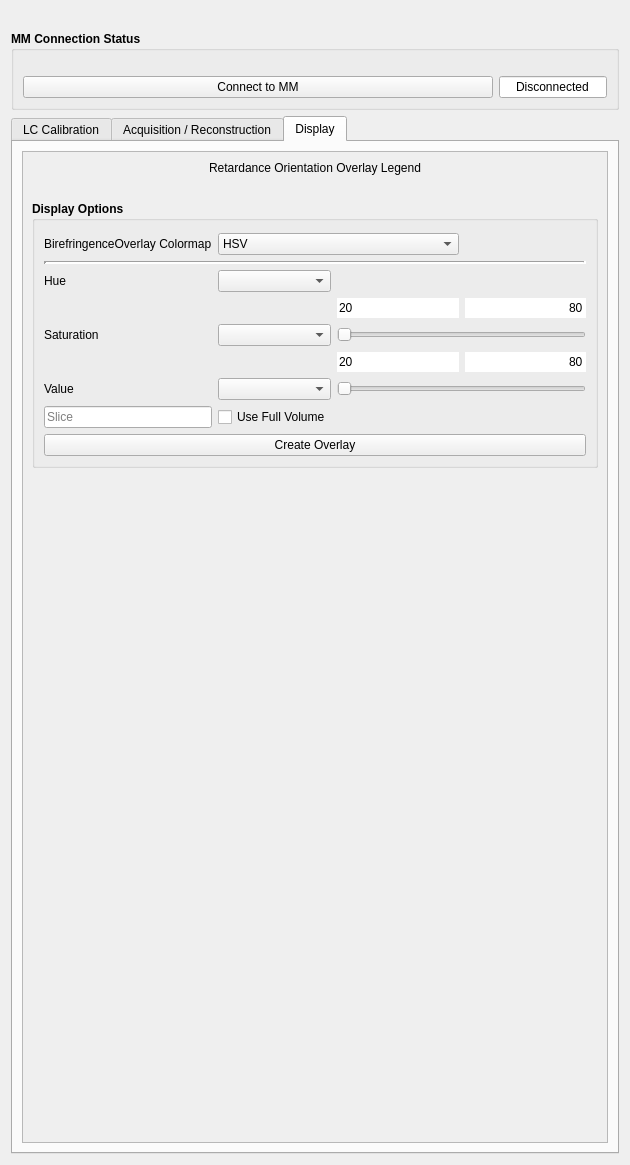
Above: recOrder/plugin/gui.ui from mehta-lab/waveorder before the change. Below: the same form after it.
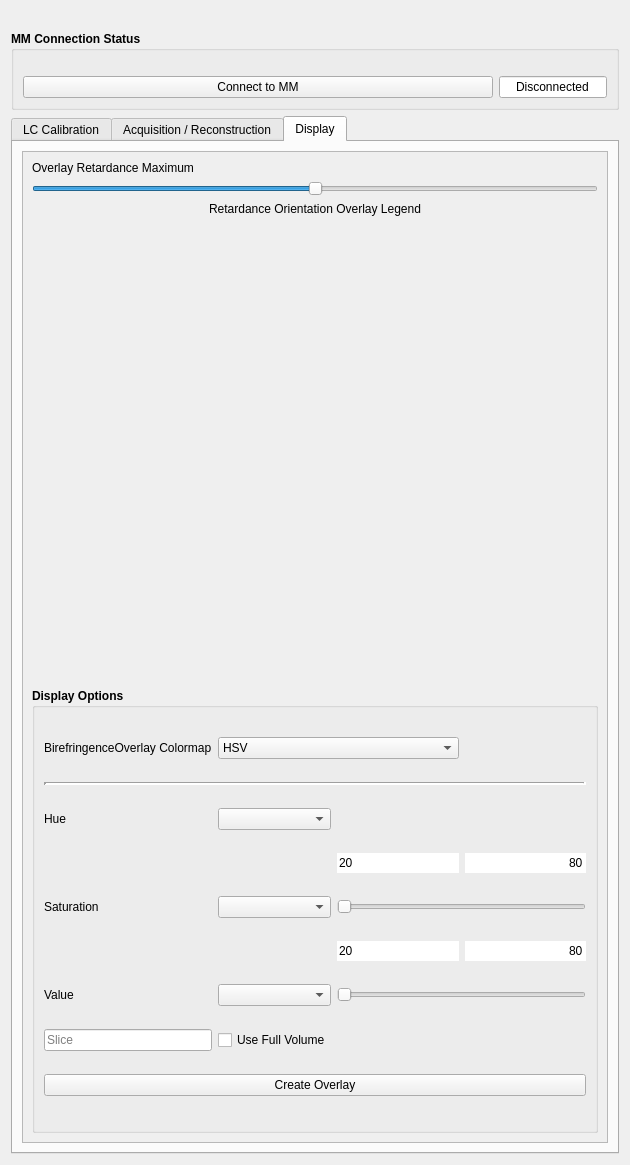
That is the form after the change. The open tabs and pages were chosen to show the change. Custom widgets are drawn as their Qt base class.

Commit message:
Improved birefringence overlays (#426)
* first-pass live overlays

* correct colormap

* first-pass scale passing

* match scale shapes

* bug fixes

* warn about mismatched scales

* add slider

* working prototype slider

* refine gui elements

* reuse scale checking

* fix type annotation

* test scale check

---------

What changed in the file:
```diff
--- a/recOrder/plugin/gui.ui
+++ b/recOrder/plugin/gui.ui
@@ -1752,7 +1752,23 @@
            </rect>
           </property>
           <layout class="QGridLayout" name="gridLayout_4">
-           <item row="2" column="0" alignment="Qt::AlignTop">
+           <item row="6" column="0">
+            <widget class="QLabel" name="label_orientation_image">
+             <property name="sizePolicy">
+              <sizepolicy hsizetype="Preferred" vsizetype="Fixed">
+               <horstretch>0</horstretch>
+               <verstretch>0</verstretch>
+              </sizepolicy>
+             </property>
+             <property name="text">
+              <string/>
+             </property>
+             <property name="alignment">
+              <set>Qt::AlignCenter</set>
+             </property>
+            </widget>
+           </item>
+           <item row="8" column="0">
             <widget class="QGroupBox" name="DisplayOptions">
              <property name="sizePolicy">
               <sizepolicy hsizetype="Preferred" vsizetype="Expanding">
@@ -1776,39 +1792,62 @@
               <property name="verticalSpacing">
                <number>6</number>
               </property>
-              <item row="8" column="3">
-               <widget class="QLineEdit" name="le_sat_max">
+              <item row="8" column="1">
+               <widget class="QComboBox" name="cb_hue">
                 <property name="font">
                  <font>
                   <italic>false</italic>
                   <bold>false</bold>
                  </font>
                 </property>
-                <property name="text">
-                 <string>80</string>
+                <property name="focusPolicy">
+                 <enum>Qt::StrongFocus</enum>
                 </property>
-                <property name="frame">
-                 <bool>false</bool>
+               </widget>
+              </item>
+              <item row="10" column="2" colspan="2">
+               <widget class="QSlider" name="slider_saturation">
+                <property name="font">
+                 <font>
+                  <italic>false</italic>
+                  <bold>false</bold>
+                 </font>
                 </property>
-                <property name="alignment">
-                 <set>Qt::AlignRight|Qt::AlignTrailing|Qt::AlignVCenter</set>
+                <property name="orientation">
+                 <enum>Qt::Horizontal</enum>
                 </property>
                </widget>
               </item>
-              <item row="15" column="0" colspan="4">
-               <widget class="QPushButton" name="qbutton_create_overlay">
+              <item row="6" column="0" colspan="4">
+               <widget class="Line" name="line">
                 <property name="font">
                  <font>
                   <italic>false</italic>
                   <bold>false</bold>
                  </font>
                 </property>
+                <property name="lineWidth">
+                 <number>3</number>
+                </property>
+                <property name="orientation">
+                 <enum>Qt::Horizontal</enum>
+                </property>
+               </widget>
+              </item>
+              <item row="10" column="0">
+               <widget class="QLabel" name="label_saturation">
+                <property name="font">
+                 <font>
+                  <italic>false</italic>
+                  <bold>false</bold>
+                 </font>
+                </property>
                 <property name="text">
-                 <string>Create Overlay</string>
+                 <string>Saturation</string>
                 </property>
                </widget>
               </item>
-              <item row="14" column="0">
+              <item row="15" column="0">
                <widget class="QLineEdit" name="le_overlay_slice">
                 <property name="sizePolicy">
                  <sizepolicy hsizetype="Preferred" vsizetype="Fixed">
@@ -1827,16 +1866,22 @@
                 </property>
                </widget>
               </item>
-              <item row="9" column="2" colspan="2">
-               <widget class="QSlider" name="slider_saturation">
+              <item row="9" column="2">
+               <widget class="QLineEdit" name="le_sat_min">
                 <property name="font">
                  <font>
                   <italic>false</italic>
                   <bold>false</bold>
                  </font>
                 </property>
-                <property name="orientation">
-                 <enum>Qt::Horizontal</enum>
+                <property name="inputMask">
+                 <string/>
+                </property>
+                <property name="text">
+                 <string>20</string>
+                </property>
+                <property name="frame">
+                 <bool>false</bool>
                 </property>
                </widget>
               </item>
@@ -1863,7 +1908,7 @@
                 </item>
                </widget>
               </item>
-              <item row="11" column="1">
+              <item row="12" column="1">
                <widget class="QComboBox" name="cb_value">
                 <property name="font">
                  <font>
@@ -1876,8 +1921,24 @@
                 </property>
                </widget>
               </item>
-              <item row="7" column="1">
-               <widget class="QComboBox" name="cb_hue">
+              <item row="11" column="2">
+               <widget class="QLineEdit" name="le_val_min">
+                <property name="font">
+                 <font>
+                  <italic>false</italic>
+                  <bold>false</bold>
+                 </font>
+                </property>
+                <property name="text">
+                 <string>20</string>
+                </property>
+                <property name="frame">
+                 <bool>false</bool>
+                </property>
+               </widget>
+              </item>
+              <item row="10" column="1">
+               <widget class="QComboBox" name="cb_saturation">
                 <property name="font">
                  <font>
                   <italic>false</italic>
@@ -1889,7 +1950,45 @@
                 </property>
                </widget>
               </item>
-              <item row="11" column="0">
+              <item row="9" column="3">
+               <widget class="QLineEdit" name="le_sat_max">
+                <property name="font">
+                 <font>
+                  <italic>false</italic>
+                  <bold>false</bold>
+                 </font>
+                </property>
+                <property name="text">
+                 <string>80</string>
+                </property>
+                <property name="frame">
+                 <bool>false</bool>
+                </property>
+                <property name="alignment">
+                 <set>Qt::AlignRight|Qt::AlignTrailing|Qt::AlignVCenter</set>
+                </property>
+               </widget>
+              </item>
+              <item row="12" column="2" colspan="2">
+               <widget class="QSlider" name="slider_value">
+                <property name="sizePolicy">
+                 <sizepolicy hsizetype="Preferred" vsizetype="Fixed">
+                  <horstretch>0</horstretch>
+                  <verstretch>0</verstretch>
+                 </sizepolicy>
+                </property>
+                <property name="font">
+                 <font>
+                  <italic>false</italic>
+                  <bold>false</bold>
+                 </font>
+                </property>
+                <property name="orientation">
+                 <enum>Qt::Horizontal</enum>
+                </property>
+               </widget>
+              </item>
+              <item row="12" column="0">
                <widget class="QLabel" name="label_value">
                 <property name="font">
                  <font>
@@ -1902,20 +2001,7 @@
                 </property>
                </widget>
               </item>
-              <item row="9" column="1">
-               <widget class="QComboBox" name="cb_saturation">
-                <property name="font">
-                 <font>
-                  <italic>false</italic>
-                  <bold>false</bold>
-                 </font>
-                </property>
-                <property name="focusPolicy">
-                 <enum>Qt::StrongFocus</enum>
-                </property>
-               </widget>
-              </item>
-              <item row="14" column="1">
+              <item row="15" column="1">
                <widget class="QCheckBox" name="chb_display_volume">
                 <property name="font">
                  <font>
@@ -1928,41 +2014,6 @@
                 </property>
                </widget>
               </item>
-              <item row="11" column="2" colspan="2">
-               <widget class="QSlider" name="slider_value">
-                <property name="sizePolicy">
-                 <sizepolicy hsizetype="Preferred" vsizetype="Fixed">
-                  <horstretch>0</horstretch>
-                  <verstretch>0</verstretch>
-                 </sizepolicy>
-                </property>
-                <property name="font">
-                 <font>
-                  <italic>false</italic>
-                  <bold>false</bold>
-                 </font>
-                </property>
-                <property name="orientation">
-                 <enum>Qt::Horizontal</enum>
-                </property>
-               </widget>
-              </item>
-              <item row="6" column="0" colspan="4">
-               <widget class="Line" name="line">
-                <property name="font">
-                 <font>
-                  <italic>false</italic>
-                  <bold>false</bold>
-                 </font>
-                </property>
-                <property name="lineWidth">
-                 <number>3</number>
-                </property>
-                <property name="orientation">
-                 <enum>Qt::Horizontal</enum>
-                </property>
-               </widget>
-              </item>
               <item row="3" column="0">
                <widget class="QLabel" name="label_colormap">
                 <property name="font">
@@ -1976,7 +2027,26 @@
                 </property>
                </widget>
               </item>
-              <item row="7" column="0">
+              <item row="11" column="3">
+               <widget class="QLineEdit" name="le_val_max">
+                <property name="font">
+                 <font>
+                  <italic>false</italic>
+                  <bold>false</bold>
+                 </font>
+                </property>
+                <property name="text">
+                 <string>80</string>
+                </property>
+                <property name="frame">
+                 <bool>false</bool>
+                </property>
+                <property name="alignment">
+                 <set>Qt::AlignRight|Qt::AlignTrailing|Qt::AlignVCenter</set>
+                </property>
+               </widget>
+              </item>
+              <item row="8" column="0">
                <widget class="QLabel" name="label_hue">
                 <property name="font">
                  <font>
@@ -1989,8 +2059,8 @@
                 </property>
                </widget>
               </item>
-              <item row="9" column="0">
-               <widget class="QLabel" name="label_saturation">
+              <item row="16" column="0" colspan="4">
+               <widget class="QPushButton" name="qbutton_create_overlay">
                 <property name="font">
                  <font>
                   <italic>false</italic>
@@ -1998,68 +2068,40 @@
                  </font>
                 </property>
                 <property name="text">
-                 <string>Saturation</string>
-                </property>
-               </widget>
-              </item>
-              <item row="8" column="2">
-               <widget class="QLineEdit" name="le_sat_min">
-                <property name="font">
-                 <font>
-                  <italic>false</italic>
-                  <bold>false</bold>
-                 </font>
-                </property>
-                <property name="inputMask">
-                 <string/>
-                </property>
-                <property name="text">
-                 <string>20</string>
-                </property>
-                <property name="frame">
-                 <bool>false</bool>
-                </property>
-               </widget>
-              </item>
-              <item row="10" column="2">
-               <widget class="QLineEdit" name="le_val_min">
-                <property name="font">
-                 <font>
-                  <italic>false</italic>
-                  <bold>false</bold>
-                 </font>
-                </property>
-                <property name="text">
-                 <string>20</string>
-                </property>
-                <property name="frame">
-                 <bool>false</bool>
-                </property>
-               </widget>
-              </item>
-              <item row="10" column="3">
-               <widget class="QLineEdit" name="le_val_max">
-                <property name="font">
-                 <font>
-                  <italic>false</italic>
-                  <bold>false</bold>
-                 </font>
-                </property>
-                <property name="text">
-                 <string>80</string>
-                </property>
-                <property name="frame">
-                 <bool>false</bool>
-                </property>
-                <property name="alignment">
-                 <set>Qt::AlignRight|Qt::AlignTrailing|Qt::AlignVCenter</set>
+                 <string>Create Overlay</string>
                 </property>
                </widget>
               </item>
              </layout>
             </widget>
            </item>
-           <item row="0" column="0">
+           <item row="1" column="0">
+            <widget class="QLabel" name="label">
+             <property name="sizePolicy">
+              <sizepolicy hsizetype="Preferred" vsizetype="Fixed">
+               <horstretch>0</horstretch>
+               <verstretch>0</verstretch>
+              </sizepolicy>
+             </property>
+             <property name="text">
+              <string>Overlay Retardance Maximum </string>
+             </property>
+            </widget>
+           </item>
+           <item row="2" column="0">
+            <widget class="QSlider" name="retMaxSlider">
+             <property name="maximum">
+              <number>50</number>
+             </property>
+             <property name="sliderPosition">
+              <number>25</number>
+             </property>
+             <property name="orientation">
+              <enum>Qt::Horizontal</enum>
+             </property>
+            </widget>
+           </item>
+           <item row="3" column="0">
             <widget class="QLabel" name="label_orientation_legend">
              <property name="sizePolicy">
               <sizepolicy hsizetype="Preferred" vsizetype="Fixed">
@@ -2075,21 +2117,18 @@
              </property>
             </widget>
            </item>
-           <item row="1" column="0">
-            <widget class="QLabel" name="label_orientation_image">
-             <property name="sizePolicy">
-              <sizepolicy hsizetype="Preferred" vsizetype="Fixed">
-               <horstretch>0</horstretch>
-               <verstretch>0</verstretch>
-              </sizepolicy>
+           <item row="7" column="0">
+            <spacer name="verticalSpacer">
+             <property name="orientation">
+              <enum>Qt::Vertical</enum>
              </property>
-             <property name="text">
-              <string/>
+             <property name="sizeHint" stdset="0">
+              <size>
+               <width>20</width>
+               <height>40</height>
+              </size>
              </property>
-             <property name="alignment">
-              <set>Qt::AlignCenter</set>
-             </property>
-            </widget>
+            </spacer>
            </item>
           </layout>
          </widget>
```
Left out of the diff: 22 changed lines with no effect on the pictures. The commit also changes 6 other files.
